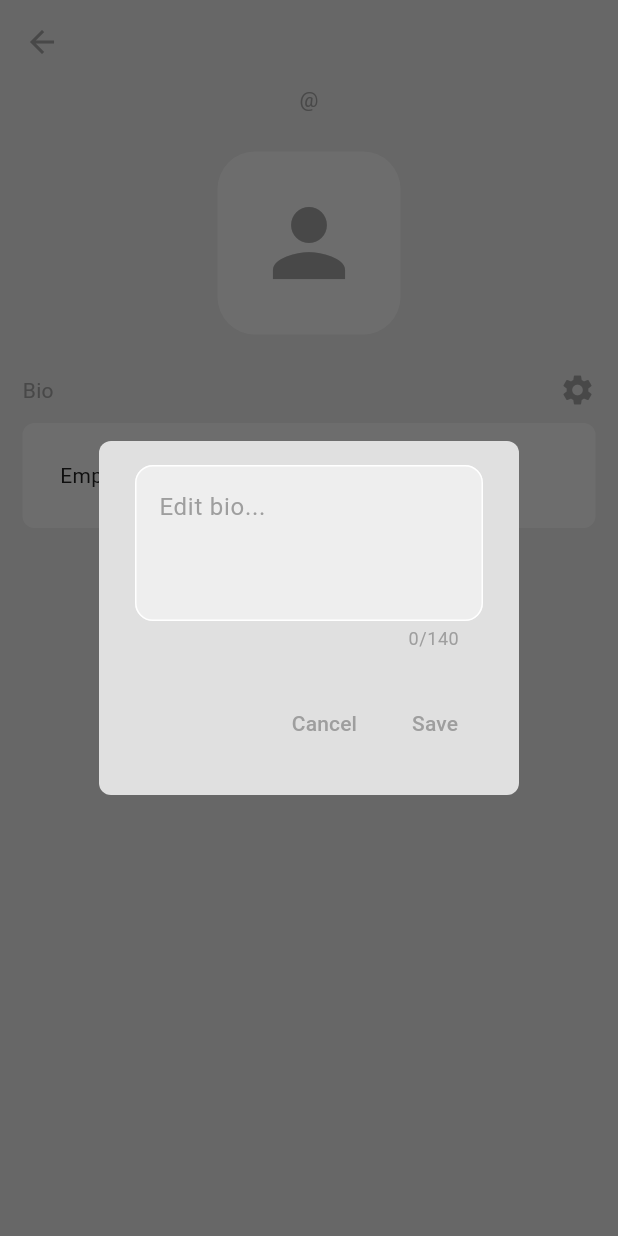
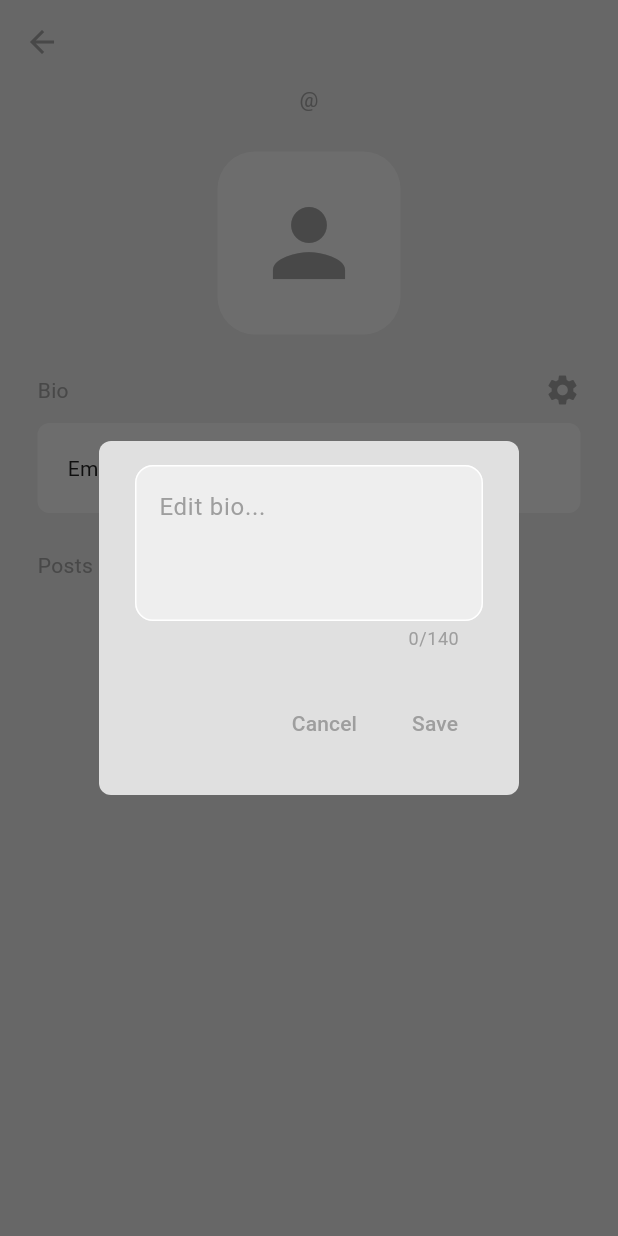
Before and after one commit to SebastianBruce/twitter-clone, a Flutter app: the ProfilePage screen opened directly with empty values, after a tap on the "settings" icon, on a phone screen of 412 x 824 dp. Run offline on Flutter 3.47's test engine with Material 3 defaults, Android fonts, the phone set to English and light mode, and no system bars; our stand-ins replace cloud_firestore, firebase_auth, firebase_core; accounts and stored records are empty.

Commit message:
implemented posts, tap to go to post page, tap user to go to profile

```diff
--- a/lib/components/my_bio_box.dart
+++ b/lib/components/my_bio_box.dart
@@ -25,6 +25,12 @@ class MyBioBox extends StatelessWidget {
   Widget build(BuildContext context) {
     // Container
     return Container(
+      // Padding outside
+      margin: const EdgeInsets.symmetric(horizontal: 25),
+
+      // Padding inside
+      padding: EdgeInsets.all(20),
+
       decoration: BoxDecoration(
         // Color
         color: Theme.of(context).colorScheme.secondary,
@@ -32,9 +38,6 @@ class MyBioBox extends StatelessWidget {
         // Curve corners
         borderRadius: BorderRadius.circular(8),
       ),
-
-      // Padding inside
-      padding: EdgeInsets.all(25),
 
       // Text
       child: Text(
--- /dev/null
+++ b/lib/models/post.dart
@@ -0,0 +1,58 @@
+/*
+
+POST MODEL
+
+This is what every post should have.
+
+*/
+
+import 'package:cloud_firestore/cloud_firestore.dart';
+
+class Post {
+  final String id; // id of this post
+  final String uid; // uid of the poster
+  final String name; // name of the poster
+  final String username; // username of the poster
+  final String message; // message of this post
+  final Timestamp timestamp; // timestamp of the post
+  final int likeCount; // like count of the post
+  final List<String> likedBy; // list of user IDs who liked this post
+
+  Post({
+    required this.id,
+    required this.uid,
+    required this.name,
+    required this.username,
+    required this.message,
+    required this.timestamp,
+    required this.likeCount,
+    required this.likedBy,
+  });
+
+  // Convert a Firestore document to a Post object to use in the app
+  factory Post.fromDocument(DocumentSnapshot doc) {
+    return Post(
+      id: doc.id,
+      uid: doc['uid'],
+      name: doc['name'],
+      username: doc['username'],
+      message: doc['message'],
+      timestamp: doc['timestamp'],
+      likeCount: doc['likes'],
+      likedBy: List<String>.from(doc['likedBy'] ?? []),
+    );
+  }
+
+  // Convert a Post object to a map to store in Firebase
+  Map<String, dynamic> toMap() {
+    return {
+      'uid': uid,
+      'name': name,
+      'username': username,
+      'message': message,
+      'timestamp': timestamp,
+      'likes': likeCount,
+      'likedBy': likedBy,
+    };
+  }
+}
--- a/lib/pages/profile_page.dart
+++ b/lib/pages/profile_page.dart
@@ -2,6 +2,8 @@ import 'package:flutter/material.dart';
 import 'package:provider/provider.dart';
 import 'package:twitter_clone/components/my_bio_box.dart';
 import 'package:twitter_clone/components/my_input_alert_box.dart';
+import 'package:twitter_clone/components/my_post_tile.dart';
+import 'package:twitter_clone/helper/navigate_pages.dart';
 import 'package:twitter_clone/models/user.dart';
 import 'package:twitter_clone/services/auth/auth_service.dart';
 import 'package:twitter_clone/services/database/database_provider.dart';
@@ -26,6 +28,7 @@ class ProfilePage extends StatefulWidget {
 
 class _ProfilePageState extends State<ProfilePage> {
   // providers
+  late final listeningProvider = Provider.of<DatabaseProvider>(context);
   late final databaseProvider = Provider.of<DatabaseProvider>(
     context,
     listen: false,
@@ -94,6 +97,9 @@ class _ProfilePageState extends State<ProfilePage> {
   // BUILD UI
   @override
   Widget build(BuildContext context) {
+    // get user posts
+    final allUserPosts = listeningProvider.filterUserPosts(widget.uid);
+
     // SCAFFOLD
     return Scaffold(
       backgroundColor: Theme.of(context).colorScheme.surface,
@@ -108,9 +114,7 @@ class _ProfilePageState extends State<ProfilePage> {
       ),
 
       // Body
-      body: Padding(
-        padding: const EdgeInsets.symmetric(horizontal: 15.0),
-        child: ListView(
+      body: ListView(
         children: [
           // username handle
           Center(
@@ -145,7 +149,9 @@ class _ProfilePageState extends State<ProfilePage> {
           // follow / unfollow button
 
           // edit bio
-            Row(
+          Padding(
+            padding: const EdgeInsets.symmetric(horizontal: 25.0),
+            child: Row(
               mainAxisAlignment: MainAxisAlignment.spaceBetween,
               children: [
                 Text(
@@ -163,15 +169,45 @@ class _ProfilePageState extends State<ProfilePage> {
                 ),
               ],
             ),
+          ),
 
           const SizedBox(height: 10),
 
-            // bio SizedBox
+          // bio box
           MyBioBox(text: _isLoading ? '...' : user!.bio),
 
+          Padding(
+            padding: const EdgeInsets.only(left: 25.0, top: 25),
+            child: Text(
+              "Posts",
+              style: TextStyle(color: Theme.of(context).colorScheme.primary),
+            ),
+          ),
+
           // list of posts from user
+          allUserPosts.isEmpty
+              ?
+                // user post is empty
+                const Center(child: Text("No posts yet..."))
+              :
+                // user post is NOT empty
+                ListView.builder(
+                  itemCount: allUserPosts.length,
+                  physics: const NeverScrollableScrollPhysics(),
+                  shrinkWrap: true,
+                  itemBuilder: (context, index) {
+                    // get individual post
+                    final post = allUserPosts[index];
+
+                    // post tile UI
+                    return MyPostTile(
+                      post: post,
+                      onUserTap: () {},
+                      onPostTap: () => goPostPage(context, post),
+                    );
+                  },
+                ),
         ],
-        ),
       ),
     );
   }
--- a/lib/services/database/database_provider.dart
+++ b/lib/services/database/database_provider.dart
@@ -19,6 +19,7 @@ then it's much easier to manage and switch out different databases.
 */
 
 import 'package:flutter/material.dart';
+import 'package:twitter_clone/models/post.dart';
 import 'package:twitter_clone/models/user.dart';
 import 'package:twitter_clone/services/database/database_service.dart';
 
@@ -43,4 +44,42 @@ class DatabaseProvider extends ChangeNotifier {
 
   // update user bio
   Future<void> updateBio(String bio) => _db.updateUserBioInFirebase(bio);
+
+  /*
+
+  POSTS
+
+  */
+
+  // local list of posts
+  List<Post> _allPosts = [];
+
+  // get posts
+  List<Post> get allPosts => _allPosts;
+
+  // post message
+  Future<void> postMessage(String message) async {
+    // post message in firebase
+    await _db.postMessageInFirebase(message);
+
+    // reload data from firebase
+    await loadAllPosts();
+  }
+
+  // fetch all posts
+  Future<void> loadAllPosts() async {
+    // get all posts from firebase
+    final allPosts = await _db.getAllPostsFromFirebase();
+
+    // update local data
+    _allPosts = allPosts;
+
+    // update UI
+    notifyListeners();
+  }
+
+  // filter and return posts given uid
+  List<Post> filterUserPosts(String uid) {
+    return _allPosts.where((post) => post.uid == uid).toList();
+  }
 }
```
Also changed, not shown: lib/components/my_post_tile.dart (added, +113 -0 lines), lib/helper/navigate_pages.dart (added, +24 -0 lines), lib/pages/home_page.dart (+96 -0 lines), lib/pages/post_page.dart (added, +31 -0 lines), lib/services/database/database_service.dart (+57 -0 lines). Lines whose indentation alone changed are shown as unchanged.
